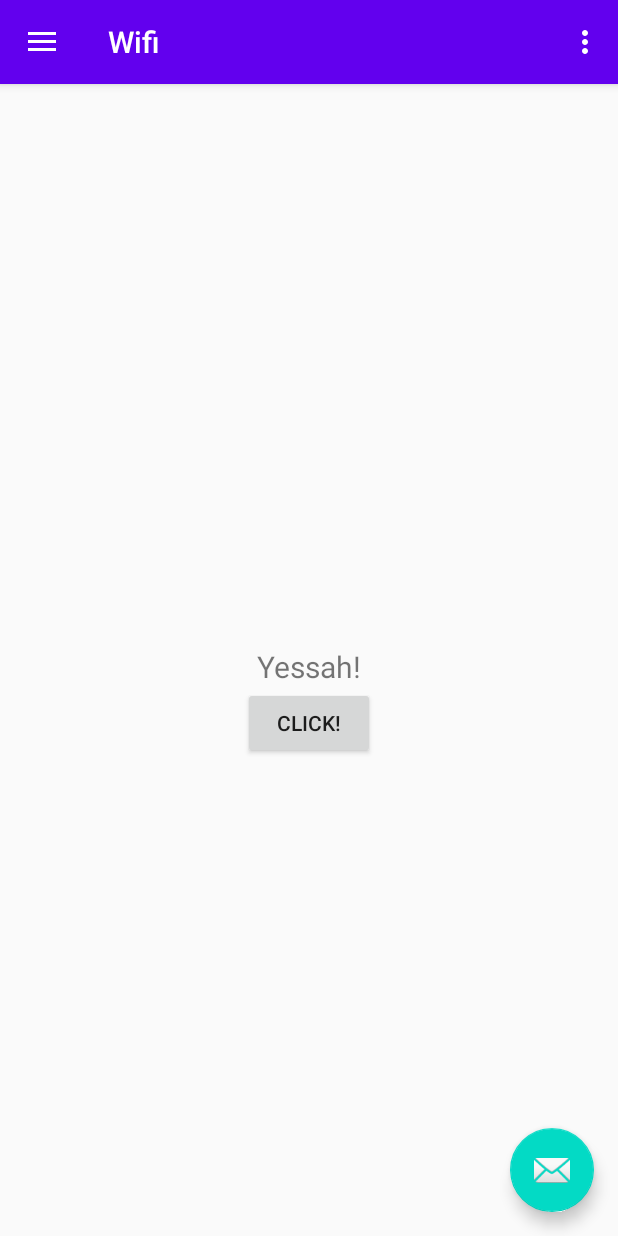
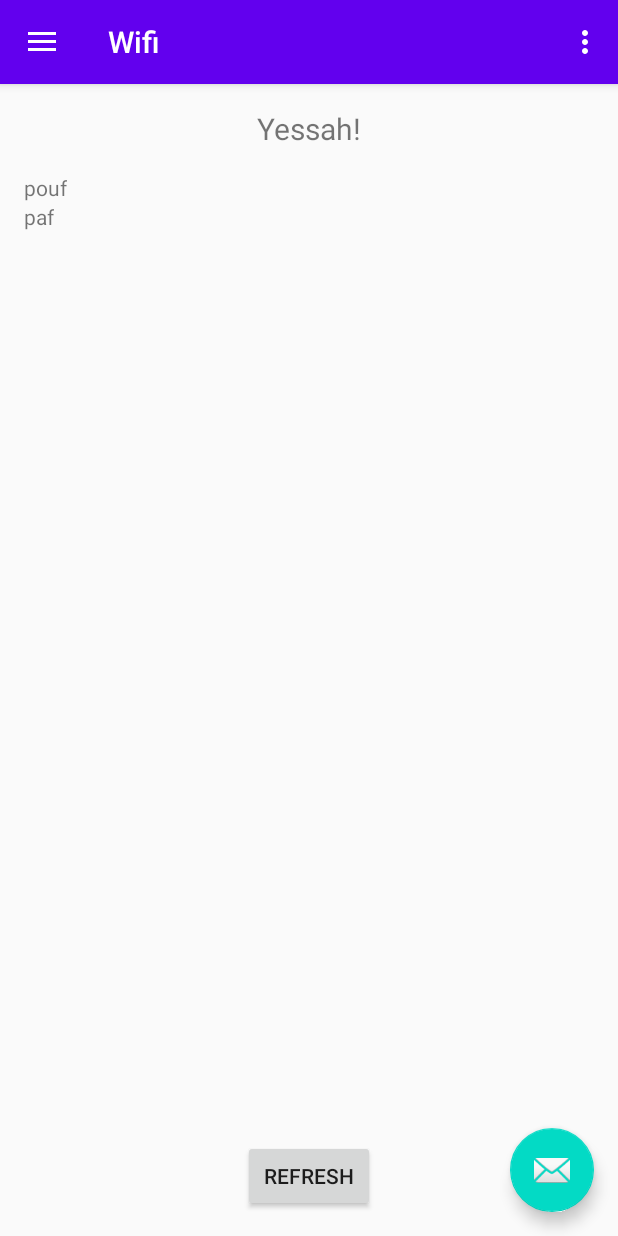
Before and after one commit to bayushi-yakusoku/MultiTests, an Android app: the screen it shows after launch (MainActivity), in the side drawer, after a tap on "Wifi", on a phone screen of 412 x 824 dp. Run offline under Robolectric (Android 15) with nearby library versions, the phone set to English and light mode, and no system bars; our stand-ins replace Timber, data binding, navigation-ui.

Commit message:
Add Recycler View for Wifi

```diff
--- /dev/null
+++ b/app/src/main/java/alo/android/multitests/ui/wifi/WifiAdapter.kt
@@ -0,0 +1,31 @@
+package alo.android.multitests.ui.wifi
+
+import alo.android.multitests.databinding.ItemWifiBinding
+import alo.android.multitests.tool.toast
+import android.view.LayoutInflater
+import android.view.ViewGroup
+import androidx.recyclerview.widget.RecyclerView
+
+class WifiAdapter(val listWifi : List<String>) : RecyclerView.Adapter<WifiAdapter.WifiViewHolder>() {
+    class WifiViewHolder(val binding: ItemWifiBinding) : RecyclerView.ViewHolder(binding.root)
+
+    override fun onCreateViewHolder(parent: ViewGroup, viewType: Int): WifiViewHolder {
+        return WifiViewHolder(ItemWifiBinding.inflate(LayoutInflater.from(parent.context)))
+    }
+
+    override fun getItemCount(): Int = listWifi.size
+
+    override fun onBindViewHolder(holder: WifiViewHolder, position: Int) {
+        holder.binding.wifiLabel.apply {
+            text = listWifi[position]
+
+            setOnClickListener {
+                context.toast(listWifi[position])
+            }
+        }
+    }
+
+    init {
+
+    }
+}
--- a/app/src/main/java/alo/android/multitests/ui/wifi/WifiFragment.kt
+++ b/app/src/main/java/alo/android/multitests/ui/wifi/WifiFragment.kt
@@ -7,6 +7,7 @@ import android.view.View
 import android.view.ViewGroup
 import androidx.fragment.app.Fragment
 import androidx.fragment.app.viewModels
+import androidx.recyclerview.widget.LinearLayoutManager
 
 class WifiFragment : Fragment() {
 
@@ -23,6 +24,11 @@ class WifiFragment : Fragment() {
         binding.let {
             it.lifecycleOwner = viewLifecycleOwner
             it.viewModel = viewModel
+
+            it.wifiRecyclerView.let {
+                it.adapter = WifiAdapter(viewModel.listWifi)
+                it.layoutManager = LinearLayoutManager(context)
+            }
         }
 
         return binding.root
--- a/app/src/main/java/alo/android/multitests/ui/wifi/WifiViewModel.kt
+++ b/app/src/main/java/alo/android/multitests/ui/wifi/WifiViewModel.kt
@@ -10,11 +10,23 @@ class WifiViewModel (application: Application) : AndroidViewModel(application) {
     val label : LiveData<String>
         get() = _label
 
+    private var _listWifi = mutableListOf<String>()
+    val listWifi : List<String>
+        get() = _listWifi
+
     init {
         _label.value = "Yessah!"
+
+        _listWifi = mutableListOf("pouf", "paf")
     }
 
     fun updateLabelByClick() {
         _label.value = "Clicked!"
+
+        refresh()
+    }
+
+    fun refresh() {
+        _listWifi = mutableListOf("Home_tonio", "Devolo_tonio", "EDBC3-Orange")
     }
 }
--- a/app/src/main/res/layout/fragment_draft.xml
+++ b/app/src/main/res/layout/fragment_draft.xml
@@ -31,7 +31,7 @@
             app:layout_constraintTop_toTopOf="parent" />
 
         <Button
-            android:id="@+id/test_button"
+            android:id="@+id/wifi_refresh_button"
             android:layout_width="wrap_content"
             android:layout_height="wrap_content"
             android:text="@string/test_button_name"
--- a/app/src/main/res/layout/fragment_wifi.xml
+++ b/app/src/main/res/layout/fragment_wifi.xml
@@ -19,26 +19,39 @@
             android:id="@+id/text_wifi"
             android:layout_width="match_parent"
             android:layout_height="wrap_content"
-            android:layout_marginStart="8dp"
-            android:layout_marginTop="8dp"
-            android:layout_marginEnd="8dp"
+            android:layout_marginStart="16dp"
+            android:layout_marginTop="16dp"
+            android:layout_marginEnd="16dp"
+            android:text="@{viewModel.label}"
             android:textAlignment="center"
             android:textSize="20sp"
-            android:text="@{viewModel.label}"
-            app:layout_constraintBottom_toBottomOf="parent"
             app:layout_constraintEnd_toEndOf="parent"
             app:layout_constraintStart_toStartOf="parent"
             app:layout_constraintTop_toTopOf="parent" />
 
-        <Button
-            android:id="@+id/test_button"
-            android:layout_width="wrap_content"
-            android:layout_height="wrap_content"
-            android:text="@string/test_button_name"
-            android:onClick="@{() -> viewModel.updateLabelByClick()}"
+        <androidx.recyclerview.widget.RecyclerView
+            android:id="@+id/wifi_recyclerView"
+            android:layout_width="0dp"
+            android:layout_height="0dp"
+            android:layout_marginStart="16dp"
+            android:layout_marginTop="16dp"
+            android:layout_marginEnd="16dp"
+            android:layout_marginBottom="16dp"
+            app:layout_constraintBottom_toTopOf="@+id/wifi_refresh_button"
             app:layout_constraintEnd_toEndOf="parent"
             app:layout_constraintStart_toStartOf="parent"
             app:layout_constraintTop_toBottomOf="@+id/text_wifi" />
 
+        <Button
+            android:id="@+id/wifi_refresh_button"
+            android:layout_width="wrap_content"
+            android:layout_height="wrap_content"
+            android:layout_marginBottom="16dp"
+            android:onClick="@{() -> viewModel.updateLabelByClick()}"
+            android:text="@string/wifi_refresh_button_name"
+            app:layout_constraintBottom_toBottomOf="parent"
+            app:layout_constraintEnd_toEndOf="parent"
+            app:layout_constraintStart_toStartOf="parent" />
+
     </androidx.constraintlayout.widget.ConstraintLayout>
 </layout>
--- a/app/src/main/res/values/dimens.xml
+++ b/app/src/main/res/values/dimens.xml
@@ -5,4 +5,7 @@
     <dimen name="nav_header_vertical_spacing">8dp</dimen>
     <dimen name="nav_header_height">176dp</dimen>
     <dimen name="fab_margin">16dp</dimen>
+
+    <dimen name="wifi_list_item_height">72dp</dimen>
+    <dimen name="margin_medium">16dp</dimen>
 </resources>
--- a/app/src/main/res/values/strings.xml
+++ b/app/src/main/res/values/strings.xml
@@ -15,4 +15,5 @@
     <string name="menu_wifi">Wifi</string>
     <string name="test_button_name">Click!</string>
     <string name="menu_draft">Draft</string>
+    <string name="wifi_refresh_button_name">Refresh</string>
 </resources>
```
